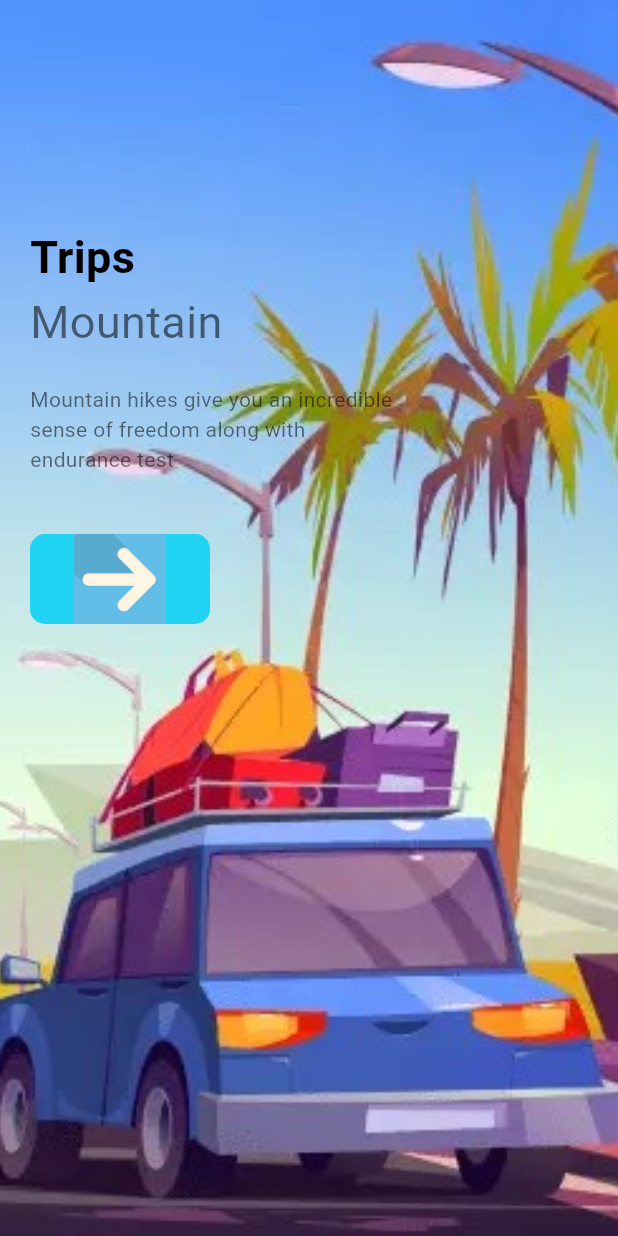
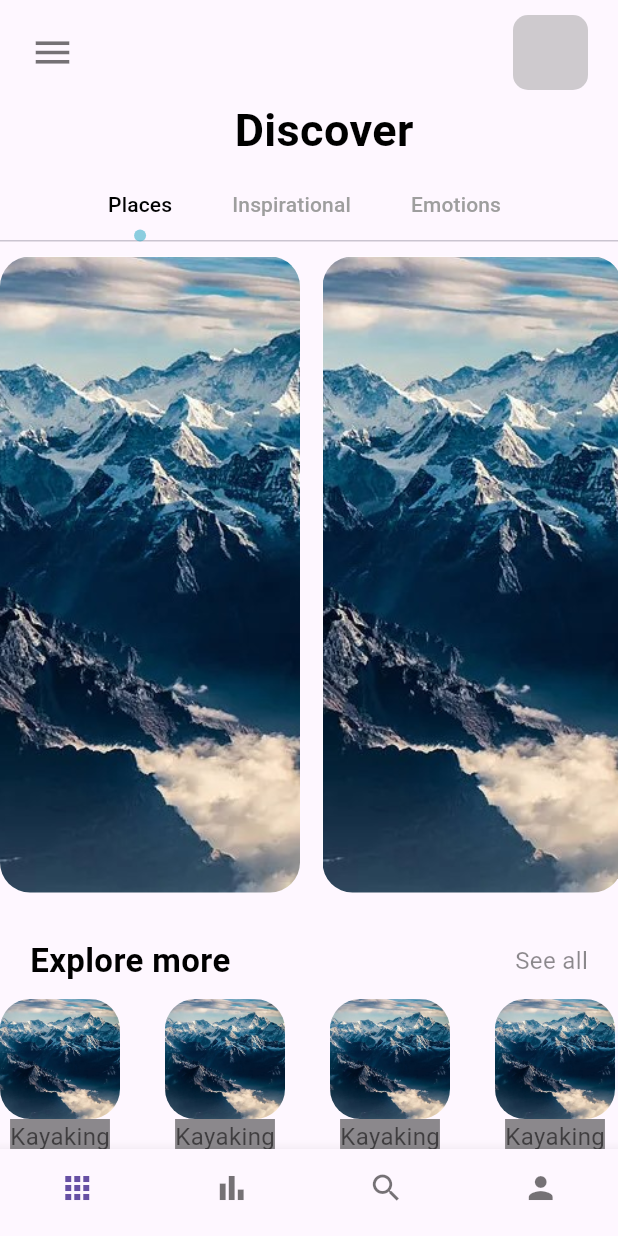
Before and after one commit to ishwari2121/Travel_App, a Flutter app: the screen it shows after launch, on a phone screen of 412 x 824 dp. Run offline on Flutter 3.47's test engine with Material 3 defaults, Android fonts, the phone set to English and light mode, and no system bars.

Commit message:
Initial commit

```diff
--- a/lib/main.dart
+++ b/lib/main.dart
@@ -1,5 +1,6 @@
 import 'package:flutter/material.dart';
-import 'package:travel_app/pages/welcome_page.dart';
+import 'package:travel_app/pages/navpages/main_page.dart'; // Import MainPage
+import 'package:travel_app/pages/welcome_page.dart'; // Import WelcomePage (if needed)
 
 // Main entry point of the application.
 void main() {
@@ -15,22 +16,7 @@ class MyApp extends StatelessWidget {
       theme: ThemeData(
         primarySwatch: Colors.blue,  // App theme
       ),
-      home: MyWidget(),  // Set MyWidget as the home screen
+      home: MainPage(),  // Set MainPage as the home screen
     );
   }
 }
-
-// Define MyWidget as a StatefulWidget
-class MyWidget extends StatefulWidget {
-  const MyWidget({super.key});
-
-  @override
-  State<MyWidget> createState() => _MyWidgetState();
-}
-
-class _MyWidgetState extends State<MyWidget> {
-  @override
-  Widget build(BuildContext context) {
-    return WelcomePage();  // Display WelcomePage widget
-  }
-}
--- /dev/null
+++ b/lib/pages/navpages/bar_item_page.dart
@@ -0,0 +1,17 @@
+import 'package:flutter/material.dart';
+
+class BarItemPage extends StatelessWidget {
+  const BarItemPage({super.key});
+
+  @override
+  Widget build(BuildContext context) {
+    return Scaffold(
+      body: Center(
+        child: Text(
+          "Bar Item Page",
+          style: TextStyle(fontSize: 24), // You can style the text as needed
+        ),
+      ),
+    );
+  }
+}
--- /dev/null
+++ b/lib/pages/navpages/home_page.dart
@@ -0,0 +1,166 @@
+import 'package:flutter/material.dart';
+import 'package:travel_app/widgets/app_large_text.dart';
+import 'package:travel_app/widgets/app_text.dart';
+
+class HomePage extends StatelessWidget {
+  const HomePage({super.key});
+
+  @override
+  Widget build(BuildContext context) {
+    return DefaultTabController(
+      length: 3, // Number of tabs
+      child: Scaffold(
+        body: Column(
+          children: [
+            // Reduce the top padding here to move the content up
+            Container(
+              padding: const EdgeInsets.only(top: 10, left: 20), // Adjusted top padding
+              child: Row(
+                children: [
+                  Icon(Icons.menu, size: 30, color: Colors.black54),
+                  Expanded(child: Container()),
+                  Container(
+                    margin: const EdgeInsets.only(right: 20),
+                    width: 50,
+                    height: 50,
+                    decoration: BoxDecoration(
+                      borderRadius: BorderRadius.circular(10),
+                      color: Colors.grey.withOpacity(0.5),
+                    ),
+                  ),
+                ],
+              ),
+            ),
+            SizedBox(height: 5), // Adjusted spacing
+            Container(
+              margin: const EdgeInsets.only(left: 20),
+              child: AppLargeText(text: "Discover"),
+            ),
+            SizedBox(height: 5), // Adjusted spacing
+            // TabBar
+            TabBar(
+              labelPadding: const EdgeInsets.only(left: 20, right: 20),
+              indicatorSize: TabBarIndicatorSize.label,
+              labelColor: Colors.black,
+              unselectedLabelColor: Colors.grey,
+              isScrollable: true,
+              indicator: CircleTabIndicator(
+                color: const Color.fromARGB(136, 39, 169, 195),
+                radius: 4,
+              ),
+              tabs: const [
+                Tab(text: "Places"),
+                Tab(text: "Inspirational"),
+                Tab(text: "Emotions"),
+              ],
+            ),
+            Expanded(
+              child: TabBarView(
+                children: [
+                  ListView.builder(
+                    itemCount: 3,
+                    scrollDirection: Axis.horizontal,
+                    itemBuilder: (BuildContext context, int index) {
+                      return Container(
+                        margin: const EdgeInsets.only(right: 15, top: 10),
+                        width: 200,
+                        height: 200,
+                        decoration: BoxDecoration(
+                          borderRadius: BorderRadius.circular(20),
+                          color: Colors.white,
+                          image: const DecorationImage(
+                            image: AssetImage(
+                              "assets/img/mountain-peak-in-nepal-himalaya.jpg",
+                            ),
+                            fit: BoxFit.cover,
+                          ),
+                        ),
+                      );
+                    },
+                  ),
+                  Center(child: Text("Inspirational Content")),
+                  Center(child: Text("Emotions Content")),
+                ],
+              ),
+            ),
+            SizedBox(height: 30),
+            Container(
+              margin: const EdgeInsets.only(left: 20, right: 20),
+              child: Row(
+                mainAxisAlignment: MainAxisAlignment.spaceBetween,
+                children: [
+                  AppLargeText(text: "Explore more", size: 22),
+                  AppText(text: "See all", color: Colors.black45),
+                ],
+              ),
+            ),
+            SizedBox(height: 10),
+            Container(
+              height: 100,
+              width: double.maxFinite,
+              child: ListView.builder(
+                itemCount: 4,
+                scrollDirection: Axis.horizontal,
+                itemBuilder: (_, index) {
+                  return Container(
+                    margin: const EdgeInsets.only(right: 30),
+                    child: Column(
+                      crossAxisAlignment: CrossAxisAlignment.center,
+                      children: [
+                        Container(
+                          width: 80,
+                          height: 80,
+                          decoration: BoxDecoration(
+                            borderRadius: BorderRadius.circular(20),
+                            color: Colors.white,
+                            image: const DecorationImage(
+                              image: AssetImage(
+                                "assets/img/mountain-peak-in-nepal-himalaya.jpg",
+                              ),
+                              fit: BoxFit.cover,
+                            ),
+                          ),
+                        ),
+                        Container(
+                          child: AppText(text: "Kayaking"),
+                          color: Colors.black45,
+                        ),
+                      ],
+                    ),
+                  );
+                },
+              ),
+            ),
+          ],
+        ),
+      ),
+    );
+  }
+}
+
+class CircleTabIndicator extends Decoration {
+  final Color color;
+  double radius;
+  CircleTabIndicator({required this.color, required this.radius});
+
+  @override
+  BoxPainter createBoxPainter([VoidCallback? onChanged]) {
+    return _CirclePainter(color: color, radius: radius);
+  }
+}
+
+class _CirclePainter extends BoxPainter {
+  final Color color;
+  double radius;
+  _CirclePainter({required this.color, required this.radius});
+
+  @override
+  void paint(Canvas canvas, Offset offset, ImageConfiguration configuration) {
+    Paint paint = Paint();
+    paint.color = color;
+    paint.isAntiAlias = true;
+    final Offset circleOffset =
+        Offset(configuration.size!.width / 2, configuration.size!.height - radius);
+    canvas.drawCircle(offset + circleOffset, radius, paint);
+  }
+}
--- /dev/null
+++ b/lib/pages/navpages/main_page.dart
@@ -0,0 +1,60 @@
+import 'package:flutter/material.dart';
+import 'package:travel_app/pages/navpages/bar_item_page.dart';
+import 'package:travel_app/pages/navpages/home_page.dart';
+import 'package:travel_app/pages/navpages/my_page.dart';
+import 'package:travel_app/pages/navpages/search_page.dart';
+
+class MainPage extends StatefulWidget {
+  const MainPage({super.key});
+
+  @override
+  _MainPageState createState() => _MainPageState();
+}
+
+class _MainPageState extends State<MainPage> {
+  int _selectedIndex = 0;
+
+  final List<Widget> _pages = [
+    HomePage(),
+    BarItemPage(),
+    SearchPage(),
+    MyPage(),
+  ];
+
+  void _onItemTapped(int index) {
+    setState(() {
+      _selectedIndex = index;
+    });
+  }
+  @override
+  Widget build(BuildContext context) {
+    return Scaffold(
+      body: _pages[_selectedIndex],
+      bottomNavigationBar: BottomNavigationBar(
+        type: BottomNavigationBarType.fixed,
+        currentIndex: _selectedIndex,
+        onTap: _onItemTapped,
+        showSelectedLabels: false,
+        showUnselectedLabels: false,
+        items: const [
+          BottomNavigationBarItem(
+            label: "Home",
+            icon: Icon(Icons.apps),
+          ),
+          BottomNavigationBarItem(
+            label: "Bar",
+            icon: Icon(Icons.bar_chart_sharp),
+          ),
+          BottomNavigationBarItem(
+            label: "Search",
+            icon: Icon(Icons.search),
+          ),
+          BottomNavigationBarItem(
+            label: "My",
+            icon: Icon(Icons.person),
+          ),
+        ],
+      ),
+    );
+  }
+}
--- /dev/null
+++ b/lib/pages/navpages/my_page.dart
@@ -0,0 +1,17 @@
+import 'package:flutter/material.dart';
+
+class MyPage extends StatelessWidget {
+  const MyPage({super.key});
+
+  @override
+  Widget build(BuildContext context) {
+    return Scaffold(
+      body: Center(
+        child: Text(
+          "My Page",
+          style: TextStyle(fontSize: 24),  // Optional: Style the text
+        ),
+      ),
+    );
+  }
+}
--- /dev/null
+++ b/lib/pages/navpages/search_page.dart
@@ -0,0 +1,17 @@
+import 'package:flutter/material.dart';
+
+class SearchPage extends StatelessWidget {
+  const SearchPage({super.key});
+
+  @override
+  Widget build(BuildContext context) {
+    return Scaffold(
+      body: Center(
+        child: Text(
+          "Search Page",
+          style: TextStyle(fontSize: 24),  // Optional: Style the text
+        ),
+      ),
+    );
+  }
+}
--- a/lib/pages/welcome_page.dart
+++ b/lib/pages/welcome_page.dart
@@ -39,25 +39,40 @@ class _WelcomePageState extends State<WelcomePage> {
               Container(
                 margin: const EdgeInsets.only(top: 150, left: 20, right: 20),
                 child: Row(
+                  mainAxisAlignment: MainAxisAlignment.spaceBetween,
                   children: [
                     Column(
                       crossAxisAlignment: CrossAxisAlignment.start,
                       children: [
                         AppLargeText(text: "Trips"),
-                        AppText(text: "Mountain",size: 30,),
-                        SizedBox(height: 20,),
+                        AppText(text: "Mountain", size: 30),
+                        SizedBox(height: 20),
                         Container(
                           width: 250,
                           child: AppText(
-                            text: "Mountain hikes give you an incredible sense of freedom along with endurance test",
-                            size: 14
+                            text:
+                                "Mountain hikes give you an incredible sense of freedom along with endurance test",
+                            size: 14,
                           ),
                         ),
-                        SizedBox(height : 40,),
+                        SizedBox(height: 40),
                         ResponsiveButton()
                         // You can add more widgets here if needed
                       ],
                     ),
+                    Column(
+                      children: List.generate(3, (indexDots) {
+                        return Container(
+                          margin: EdgeInsets.only(bottom: 2),
+                          width: 8,
+                          height: index==indexDots?25:8,
+                          decoration: BoxDecoration(
+                            borderRadius: BorderRadius.circular(8),
+                            color: const Color.fromARGB(255, 1, 1, 1), // Specify a color
+                          ),
+                        );
+                      }),
+                    )
                   ],
                 ),
               ),
--- a/pubspec.yaml
+++ b/pubspec.yaml
@@ -27,3 +27,5 @@ flutter:
     - assets/img/9cadc30e58d4f9451dd5020fa982376f.jpg
     - assets/img/de989087ec5c1b5a1c4d2754f64bfabc.jpg
     - assets/img/button.jpg
+    - assets/img/mount-everest-himalaya.jpg
+    - assets/img/mountain-peak-in-nepal-himalaya.jpg
```
Also changed, not shown: assets/img/mount-everest-himalaya.jpg (added), assets/img/mountain-peak-in-nepal-himalaya.jpg (added).
